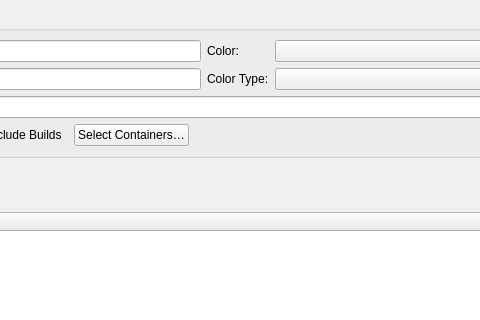
First picture: the form in ui/searchManualWidget.ui, repository Syadon/BrickCollectionManager, before the edit; both pictures show x 206 to 686 and y 0 to 320 of the 820 by 500 pixel window.
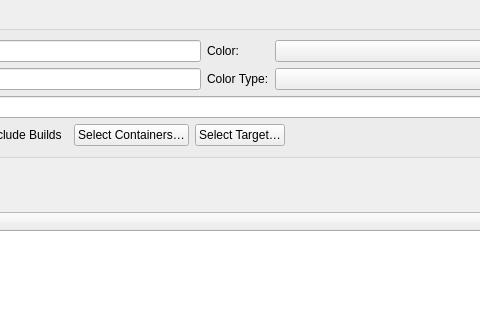
Second picture: the form after the edit. Custom widgets are drawn as their Qt base class.

Commit message: Added the "target" container for fast move to a container during a serach

The edit to the form file:
```diff
--- a/ui/searchManualWidget.ui
+++ b/ui/searchManualWidget.ui
@@ -129,6 +129,13 @@
               </property>
              </widget>
             </item>
+            <item>
+             <widget class="QPushButton" name="selectTargetButton">
+              <property name="text">
+               <string>Select Target…</string>
+              </property>
+             </widget>
+            </item>
             <item>
              <spacer name="includeSpacer">
               <property name="orientation">
```
The commit also changes 3 other files.
